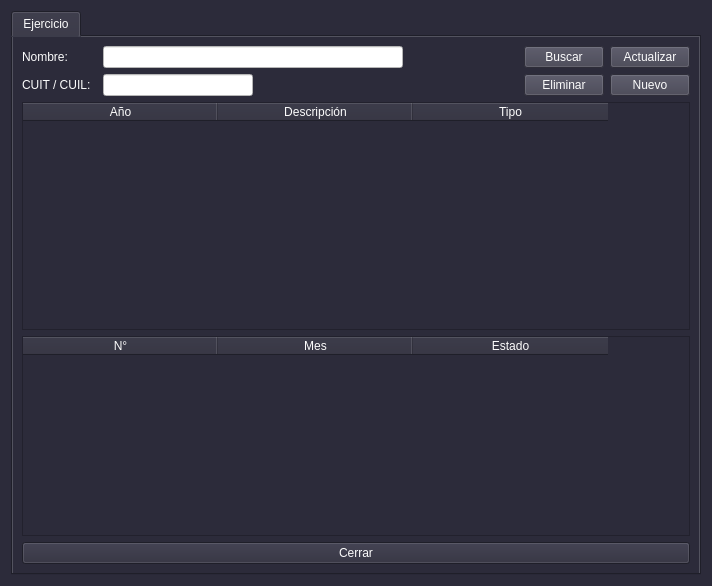
Before: the Qt Designer form form_ejercicio.ui in lriccombene/sgc1, drawn with Qt 5.
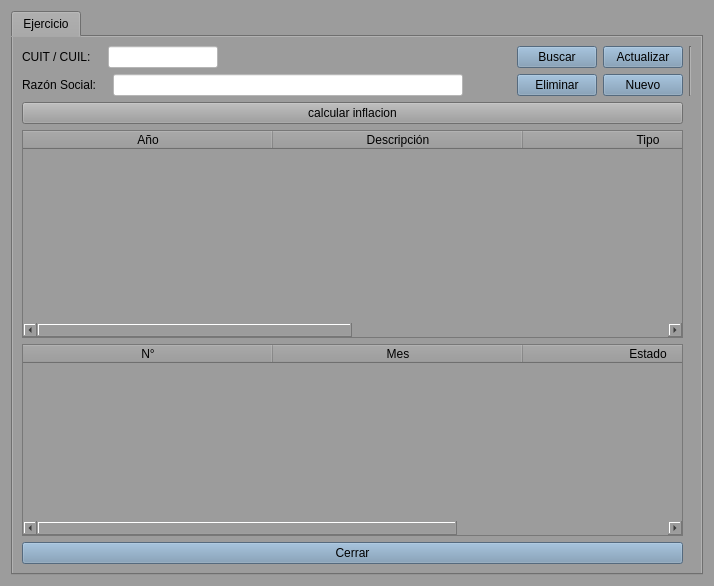
After: the same form once the commit is applied.

Commit message: ajuste por inflacion

```diff
--- a/form_ejercicio.ui
+++ b/form_ejercicio.ui
@@ -6,7 +6,7 @@
    <rect>
     <x>0</x>
     <y>0</y>
-    <width>712</width>
+    <width>714</width>
     <height>586</height>
    </rect>
   </property>
@@ -14,22 +14,17 @@
    <string>Ejercicio</string>
   </property>
   <property name="styleSheet">
-   <string notr="true">color: rgb(3, 3, 3);
-background-color: rgb(44, 43, 58);
-font: 10pt &quot;Liberation Sans&quot;;
-color: rgb(252, 252, 252);
-selection-background-color: rgb(155, 155, 185);</string>
+   <string notr="true">font: 10pt &quot;Liberation Sans&quot;;
+color: rgb(0, 0, 0);
+background-color: rgb(156, 156, 156);
+selection-background-color: rgb(164, 190, 221);
+selection-color: rgb(0, 0, 0);</string>
   </property>
   <layout class="QGridLayout" name="gridLayout_2">
    <item row="0" column="0">
     <widget class="QTabWidget" name="tabWidget">
      <property name="styleSheet">
-      <string notr="true">background-color: rgb(44, 43, 58);
-
-
-
-
-</string>
+      <string notr="true"/>
      </property>
      <property name="currentIndex">
       <number>0</number>
@@ -39,7 +34,74 @@
        <string>Ejercicio</string>
       </attribute>
       <layout class="QGridLayout" name="gridLayout">
+       <item row="0" column="1">
+        <widget class="Line" name="line">
+         <property name="orientation">
+          <enum>Qt::Vertical</enum>
+         </property>
+        </widget>
+       </item>
        <item row="2" column="0">
+        <widget class="QTableWidget" name="tw_ejercicio">
+         <property name="minimumSize">
+          <size>
+           <width>200</width>
+           <height>0</height>
+          </size>
+         </property>
+         <property name="styleSheet">
+          <string notr="true"/>
+         </property>
+         <property name="editTriggers">
+          <set>QAbstractItemView::AnyKeyPressed|QAbstractItemView::DoubleClicked</set>
+         </property>
+         <attribute name="horizontalHeaderDefaultSectionSize">
+          <number>250</number>
+         </attribute>
+         <column>
+          <property name="text">
+           <string>Año</string>
+          </property>
+          <property name="background">
+           <color>
+            <red>149</red>
+            <green>175</green>
+            <blue>197</blue>
+           </color>
+          </property>
+         </column>
+         <column>
+          <property name="text">
+           <string>Descripción</string>
+          </property>
+          <property name="background">
+           <color>
+            <red>158</red>
+            <green>180</green>
+            <blue>199</blue>
+           </color>
+          </property>
+         </column>
+         <column>
+          <property name="text">
+           <string>Tipo</string>
+          </property>
+          <property name="background">
+           <color>
+            <red>158</red>
+            <green>180</green>
+            <blue>199</blue>
+           </color>
+          </property>
+         </column>
+         <column>
+          <property name="text">
+           <string>ID</string>
+          </property>
+         </column>
+        </widget>
+       </item>
+       <item row="3" column="0">
         <layout class="QVBoxLayout" name="verticalLayout_3">
          <item>
           <widget class="QTableWidget" name="tw_detalle_ejerc">
@@ -48,27 +110,51 @@
 </string>
            </property>
            <attribute name="horizontalHeaderDefaultSectionSize">
-            <number>195</number>
+            <number>250</number>
            </attribute>
            <column>
             <property name="text">
              <string>N°</string>
             </property>
+            <property name="background">
+             <color>
+              <red>158</red>
+              <green>180</green>
+              <blue>199</blue>
+             </color>
+            </property>
            </column>
            <column>
             <property name="text">
              <string>Mes</string>
             </property>
+            <property name="background">
+             <color>
+              <red>158</red>
+              <green>180</green>
+              <blue>199</blue>
+             </color>
+            </property>
            </column>
            <column>
             <property name="text">
              <string>Estado</string>
             </property>
+            <property name="background">
+             <color>
+              <red>158</red>
+              <green>180</green>
+              <blue>199</blue>
+             </color>
+            </property>
            </column>
           </widget>
          </item>
          <item>
           <widget class="QPushButton" name="btn_cerrar">
+           <property name="styleSheet">
+            <string notr="true">background-color: rgb(119, 149, 177);</string>
+           </property>
            <property name="text">
             <string>Cerrar</string>
            </property>
@@ -77,80 +163,22 @@
         </layout>
        </item>
        <item row="0" column="0">
-        <layout class="QHBoxLayout" name="horizontalLayout_5">
+        <layout class="QHBoxLayout" name="horizontalLayout">
          <item>
           <layout class="QVBoxLayout" name="verticalLayout_2">
            <item>
-            <layout class="QHBoxLayout" name="horizontalLayout">
+            <layout class="QHBoxLayout" name="horizontalLayout_6">
              <item>
-              <widget class="QLabel" name="label">
+              <widget class="QLabel" name="label_15">
                <property name="minimumSize">
                 <size>
-                 <width>75</width>
+                 <width>80</width>
                  <height>0</height>
                 </size>
                </property>
                <property name="maximumSize">
                 <size>
-                 <width>75</width>
-                 <height>16777215</height>
-                </size>
-               </property>
-               <property name="text">
-                <string>Nombre: </string>
-               </property>
-              </widget>
-             </item>
-             <item>
-              <widget class="QLineEdit" name="ln_nombre">
-               <property name="minimumSize">
-                <size>
-                 <width>300</width>
-                 <height>0</height>
-                </size>
-               </property>
-               <property name="maximumSize">
-                <size>
-                 <width>300</width>
-                 <height>16777215</height>
-                </size>
-               </property>
-               <property name="styleSheet">
-                <string notr="true">
-background-color: rgb(255, 255, 255);
-color: rgb(0, 0, 0);
-</string>
-               </property>
-              </widget>
-             </item>
-             <item>
-              <spacer name="horizontalSpacer_2">
-               <property name="orientation">
-                <enum>Qt::Horizontal</enum>
-               </property>
-               <property name="sizeHint" stdset="0">
-                <size>
-                 <width>40</width>
-                 <height>20</height>
-                </size>
-               </property>
-              </spacer>
-             </item>
-            </layout>
-           </item>
-           <item>
-            <layout class="QHBoxLayout" name="horizontalLayout_2">
-             <item>
-              <widget class="QLabel" name="label_2">
-               <property name="minimumSize">
-                <size>
-                 <width>75</width>
-                 <height>0</height>
-                </size>
-               </property>
-               <property name="maximumSize">
-                <size>
-                 <width>75</width>
+                 <width>80</width>
                  <height>16777215</height>
                 </size>
                </property>
@@ -163,13 +191,13 @@
               <widget class="QLineEdit" name="lne_cuit">
                <property name="minimumSize">
                 <size>
-                 <width>150</width>
+                 <width>110</width>
                  <height>0</height>
                 </size>
                </property>
                <property name="maximumSize">
                 <size>
-                 <width>150</width>
+                 <width>110</width>
                  <height>16777215</height>
                 </size>
                </property>
@@ -179,10 +207,147 @@
 color: rgb(0, 0, 0);
 </string>
                </property>
+               <property name="text">
+                <string/>
+               </property>
               </widget>
              </item>
              <item>
-              <spacer name="horizontalSpacer">
+              <spacer name="horizontalSpacer_5">
+               <property name="orientation">
+                <enum>Qt::Horizontal</enum>
+               </property>
+               <property name="sizeHint" stdset="0">
+                <size>
+                 <width>40</width>
+                 <height>20</height>
+                </size>
+               </property>
+              </spacer>
+             </item>
+            </layout>
+           </item>
+           <item>
+            <layout class="QHBoxLayout" name="horizontalLayout_7">
+             <item>
+              <widget class="QLabel" name="label_16">
+               <property name="minimumSize">
+                <size>
+                 <width>85</width>
+                 <height>0</height>
+                </size>
+               </property>
+               <property name="maximumSize">
+                <size>
+                 <width>85</width>
+                 <height>16777215</height>
+                </size>
+               </property>
+               <property name="text">
+                <string>Razón Social: </string>
+               </property>
+              </widget>
+             </item>
+             <item>
+              <widget class="QLineEdit" name="ln_nombre">
+               <property name="minimumSize">
+                <size>
+                 <width>350</width>
+                 <height>0</height>
+                </size>
+               </property>
+               <property name="maximumSize">
+                <size>
+                 <width>350</width>
+                 <height>16777215</height>
+                </size>
+               </property>
+               <property name="styleSheet">
+                <string notr="true">background-color: rgb(255, 255, 255);
+color: rgb(0, 0, 0);</string>
+               </property>
+              </widget>
+             </item>
+             <item>
+              <spacer name="horizontalSpacer_11">
+               <property name="orientation">
+                <enum>Qt::Horizontal</enum>
+               </property>
+               <property name="sizeHint" stdset="0">
+                <size>
+                 <width>40</width>
+                 <height>20</height>
+                </size>
+               </property>
+              </spacer>
+             </item>
+             <item>
+              <spacer name="horizontalSpacer_8">
+               <property name="orientation">
+                <enum>Qt::Horizontal</enum>
+               </property>
+               <property name="sizeHint" stdset="0">
+                <size>
+                 <width>40</width>
+                 <height>20</height>
+                </size>
+               </property>
+              </spacer>
+             </item>
+             <item>
+              <spacer name="horizontalSpacer_12">
+               <property name="orientation">
+                <enum>Qt::Horizontal</enum>
+               </property>
+               <property name="sizeHint" stdset="0">
+                <size>
+                 <width>40</width>
+                 <height>20</height>
+                </size>
+               </property>
+              </spacer>
+             </item>
+             <item>
+              <spacer name="horizontalSpacer_7">
+               <property name="orientation">
+                <enum>Qt::Horizontal</enum>
+               </property>
+               <property name="sizeHint" stdset="0">
+                <size>
+                 <width>40</width>
+                 <height>20</height>
+                </size>
+               </property>
+              </spacer>
+             </item>
+             <item>
+              <spacer name="horizontalSpacer_9">
+               <property name="orientation">
+                <enum>Qt::Horizontal</enum>
+               </property>
+               <property name="sizeHint" stdset="0">
+                <size>
+                 <width>40</width>
+                 <height>20</height>
+                </size>
+               </property>
+              </spacer>
+             </item>
+             <item>
+              <spacer name="horizontalSpacer_10">
+               <property name="orientation">
+                <enum>Qt::Horizontal</enum>
+               </property>
+               <property name="sizeHint" stdset="0">
+                <size>
+                 <width>40</width>
+                 <height>20</height>
+                </size>
+               </property>
+              </spacer>
+             </item>
+             <item>
+              <spacer name="horizontalSpacer_6">
                <property name="orientation">
                 <enum>Qt::Horizontal</enum>
                </property>
@@ -205,7 +370,7 @@
              <item>
               <widget class="QPushButton" name="btn_buscar">
                <property name="styleSheet">
-                <string notr="true">background-color: rgb(64, 63, 78);</string>
+                <string notr="true">background-color: rgb(119, 149, 177);</string>
                </property>
                <property name="text">
                 <string>Buscar</string>
@@ -215,7 +380,7 @@
              <item>
               <widget class="QPushButton" name="btn_actualizar">
                <property name="styleSheet">
-                <string notr="true">background-color: rgb(64, 63, 78);</string>
+                <string notr="true">background-color: rgb(119, 149, 177);</string>
                </property>
                <property name="text">
                 <string>Actualizar</string>
@@ -229,7 +394,7 @@
              <item>
               <widget class="QPushButton" name="btn_eliminar">
                <property name="styleSheet">
-                <string notr="true">background-color: rgb(64, 63, 78);</string>
+                <string notr="true">background-color: rgb(119, 149, 177);</string>
                </property>
                <property name="text">
                 <string>Eliminar</string>
@@ -239,7 +404,7 @@
              <item>
               <widget class="QPushButton" name="btn_nuevo">
                <property name="styleSheet">
-                <string notr="true">background-color: rgb(64, 63, 78);</string>
+                <string notr="true">background-color: rgb(119, 149, 177);</string>
                </property>
                <property name="text">
                 <string>Nuevo</string>
@@ -253,29 +418,10 @@
         </layout>
        </item>
        <item row="1" column="0">
-        <widget class="QTableWidget" name="tw_ejercicio">
-         <property name="styleSheet">
-          <string notr="true">font: 12pt &quot;Liberation Sans&quot;;
-</string>
+        <widget class="QPushButton" name="btn_inflacion">
+         <property name="text">
+          <string>calcular inflacion</string>
          </property>
-         <attribute name="horizontalHeaderDefaultSectionSize">
-          <number>195</number>
-         </attribute>
-         <column>
-          <property name="text">
-           <string>Año</string>
-          </property>
-         </column>
-         <column>
-          <property name="text">
-           <string>Descripción</string>
-          </property>
-         </column>
-         <column>
-          <property name="text">
-           <string>Tipo</string>
-          </property>
-         </column>
         </widget>
        </item>
       </layout>
```
Left out of the diff: 15 changed lines with no effect on the pictures. The commit also changes 231 other files.
